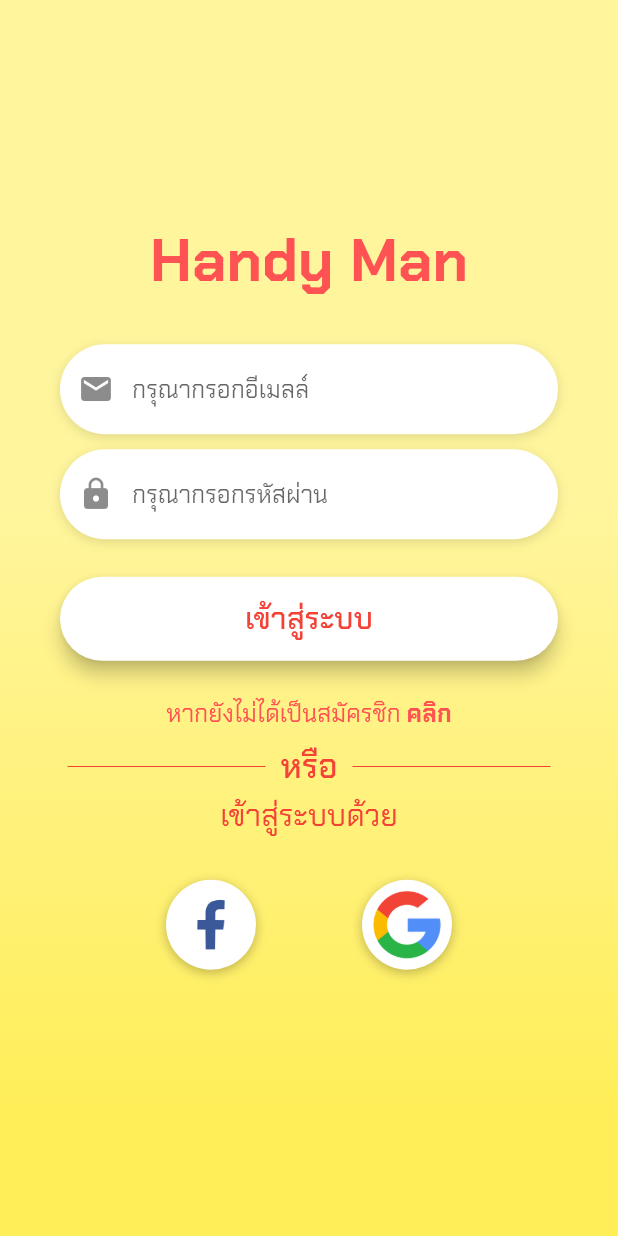
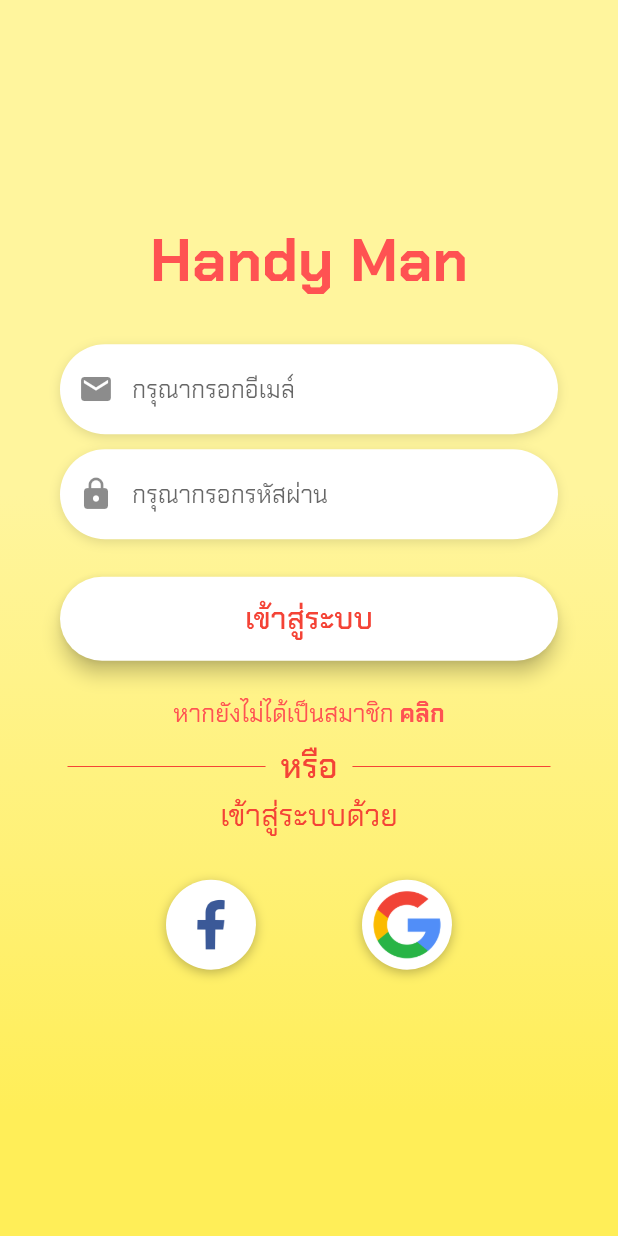
Before and after one commit to Kamonchanoknok/Hd_Man, a Flutter app: the screen it shows after launch, on a phone screen of 412 x 824 dp. Run offline on Flutter 3.47's test engine with Material 2 defaults, Android fonts, the phone set to English and light mode, and no system bars; our stand-ins replace badges, carousel_slider, flutter_rating_bar, flutter_redux, google_fonts and 1 more; missing offline and left inert: bottom_navigation_badge, dart:ffi.

Commit message:
first commit

```diff
--- a/lib/screens/auth/index.dart
+++ b/lib/screens/auth/index.dart
@@ -21,7 +21,7 @@ class _AuthScreenState extends State<AuthScreen> {
   }
 
   void navigateToHome() {
-    Navigator.of(context).pushReplacementNamed('/home');
+    Navigator.of(context).pushReplacementNamed('/home'); // ไปหน้า home
   }
 
   final kBoxDecorationStyle = BoxDecoration(
@@ -119,7 +119,7 @@ class _AuthScreenState extends State<AuthScreen> {
               prefixIcon: Icon(
                 Icons.email,
               ),
-              hintText: 'กรุณากรอกอีเมลล์',
+              hintText: 'กรุณากรอกอีเมล์',
               hintStyle: GoogleFonts.chakraPetch(),
             ),
           ),
@@ -163,7 +163,7 @@ class _AuthScreenState extends State<AuthScreen> {
         text: TextSpan(
           children: [
             TextSpan(
-                text: 'หากยังไม่ได้เป็นสมัครชิก ',
+                text: 'หากยังไม่ได้เป็นสมาชิก ',
                 style: fontStyles(16.0, Colors.redAccent, false)),
             TextSpan(
                 text: 'คลิก', style: fontStyles(16.0, Colors.redAccent, true)),
@@ -201,11 +201,11 @@ class _AuthScreenState extends State<AuthScreen> {
     return Scaffold(
       body: AnnotatedRegion<SystemUiOverlayStyle>(
         value: SystemUiOverlayStyle.light,
-        child: GestureDetector(
+        child: GestureDetector( // ทัสหน้าจอ
           onTap: () => FocusScope.of(context).unfocus(),
-          child: Stack(
+          child: Stack( // ทุกอย่างซ้อนกัน มาก่อนอยู่หลัง มาหลังหน้า
             children: <Widget>[
-              Container(
+              Container( // แต่งสี
                 height: double.infinity,
                 decoration: BoxDecoration(
                   gradient: LinearGradient(
@@ -221,7 +221,7 @@ class _AuthScreenState extends State<AuthScreen> {
                   ),
                 ),
               ),
-              Center(
+              Center( //หน้าล็อกอิน
                 child: Container(
                   width: double.infinity,
                   child: SingleChildScrollView(
@@ -256,7 +256,8 @@ class _AuthScreenState extends State<AuthScreen> {
                     ),
                   ),
                 ),
-              )
+              ),
+
             ],
           ),
         ),
```
Also changed, not shown: 2 other files.
